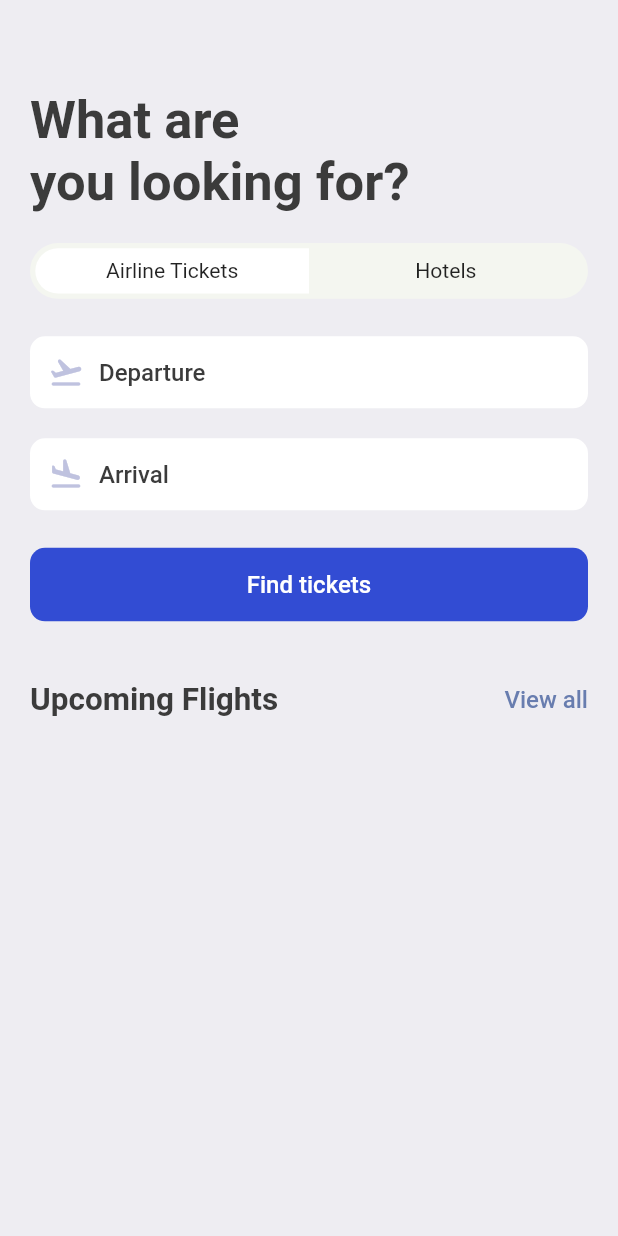
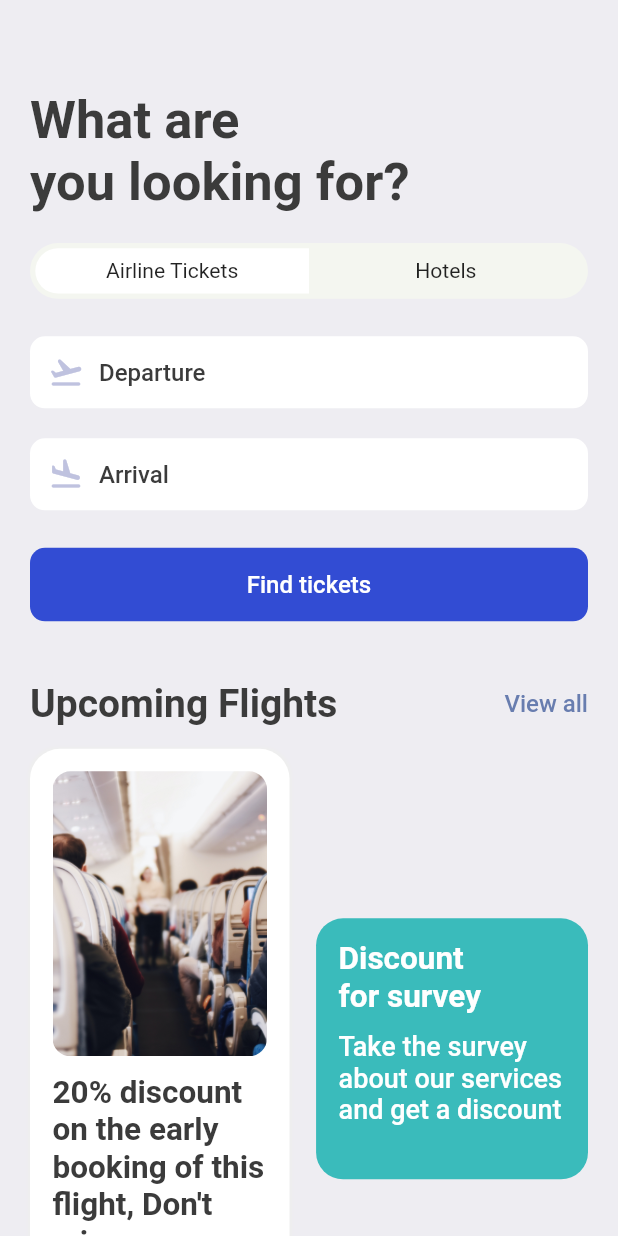
Before and after one commit to Moyinoluwa3/FlutterUiDesign, a Flutter app: the SearchScreen screen opened directly, on a phone screen of 412 x 824 dp. Run offline on Flutter 3.47's test engine with Material 2 defaults, Android fonts, the light colour scheme and no system bars; our stand-ins replace fluentui_icons, gap, get.

Commit message:
latest commit

```diff
--- a/lib/screens/search_screen.dart
+++ b/lib/screens/search_screen.dart
@@ -84,7 +84,83 @@ class SearchScreen extends StatelessWidget {
             ),
             Gap(AppLayout.getHeight(40)),
             const AppDoubleTextWidget(
-                bigText: "Upcoming Flights", smallText: "View all")
+                bigText: "Upcoming Flights", smallText: "View all"),
+            Gap(AppLayout.getHeight(15)),
+            Row(
+              mainAxisAlignment: MainAxisAlignment.spaceBetween,
+              children: [
+                Container(
+                  height: AppLayout.getHeight(400),
+                  width: size.width * 0.42,
+                  padding: EdgeInsets.symmetric(
+                      horizontal: AppLayout.getHeight(15),
+                      vertical: AppLayout.getWidth(15)),
+                  decoration: BoxDecoration(
+                      color: Colors.white,
+                      borderRadius:
+                          BorderRadius.circular(AppLayout.getHeight(20)),
+                      boxShadow: [
+                        BoxShadow(
+                            color: Colors.grey.shade200,
+                            blurRadius: 1,
+                            spreadRadius: 1),
+                      ]),
+                  child: Column(
+                    children: [
+                      Container(
+                        height: AppLayout.getHeight(190),
+                        decoration: BoxDecoration(
+                            borderRadius:
+                                BorderRadius.circular(AppLayout.getHeight(12)),
+                            image: const DecorationImage(
+                                fit: BoxFit.cover,
+                                image: AssetImage(
+                                    "assets/assets/images/sit.jpg"))),
+                      ),
+                      Gap(AppLayout.getHeight(12)),
+                      Text(
+                        "20% discount on the early booking of this flight, Don't miss.",
+                        style: Styles.headLineStyle2,
+                      )
+                    ],
+                  ),
+                ),
+                Column(
+                  children: [
+                    Container(
+                      width: size.width * 0.44,
+                      height: AppLayout.getHeight(174),
+                      padding: EdgeInsets.symmetric(
+                          vertical: AppLayout.getHeight(15),
+                          horizontal: AppLayout.getHeight(15)),
+                      decoration: BoxDecoration(
+                          color: const Color(0xFF3ABBBB),
+                          borderRadius:
+                              BorderRadius.circular(AppLayout.getHeight(18))),
+                      child: Column(
+                        crossAxisAlignment: CrossAxisAlignment.start,
+                        children: [
+                          Text(
+                            "Discount\nfor survey",
+                            style: Styles.headLineStyle2.copyWith(
+                                fontWeight: FontWeight.bold,
+                                color: Colors.white),
+                          ),
+                          Gap(AppLayout.getHeight(10)),
+                          Text(
+                            "Take the survey about our services and get a discount",
+                            style: Styles.headLineStyle2.copyWith(
+                                fontWeight: FontWeight.w500,
+                                color: Colors.white,
+                                fontSize: 18),
+                          )
+                        ],
+                      ),
+                    )
+                  ],
+                )
+              ],
+            )
           ]),
     );
   }
--- a/lib/widgets/view_all__widget.dart
+++ b/lib/widgets/view_all__widget.dart
@@ -15,7 +15,7 @@ class AppDoubleTextWidget extends StatelessWidget {
     return Row(
       mainAxisAlignment: MainAxisAlignment.spaceBetween,
       children: [
-        Text(bigText, style: Styles.headLineStyle2),
+        Text(bigText, style: Styles.headLineStyle),
         InkWell(
           onTap: () {
             log("You are tapped");
```
